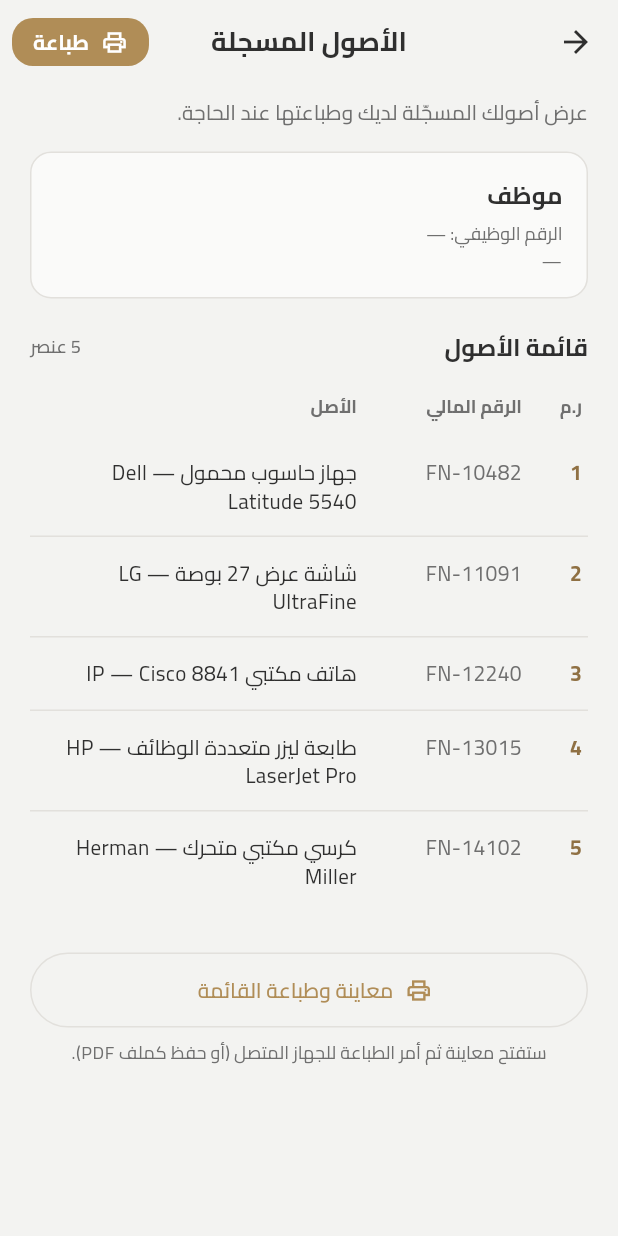
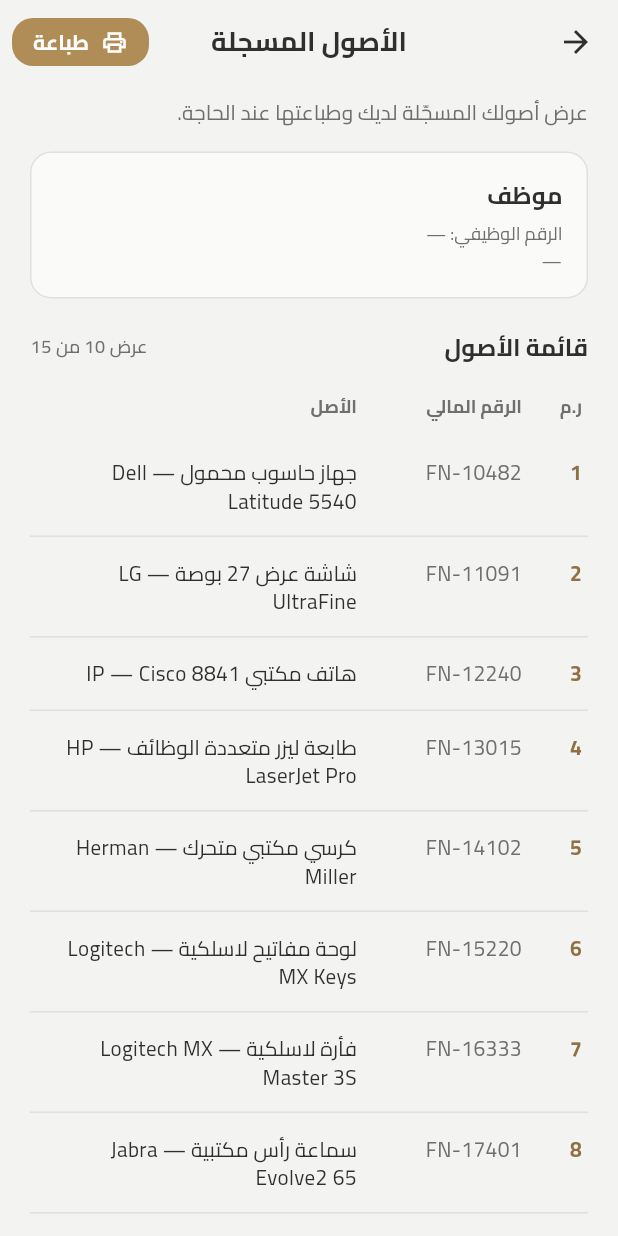
Before and after one commit to halimaElganduzMFZ/daftari_UI, a Flutter app: the EmployeeAssetsScreen screen opened directly, on a phone screen of 412 x 824 dp. Run offline on Flutter 3.47's test engine with Material 3 defaults, Android fonts, the phone set to English and light mode, and no system bars; our stand-ins replace file_picker, font_awesome_flutter, pdf, printing, shared_preferences; missing offline and left inert: dart:html, dart:ui_web; accounts and stored records are empty.

Commit message:
Add assets pagination and clearer enter-as-employee switch option.
Paginate employee assets after 10 items with load-more, expand demo
asset rows for testing, and surface a dedicated employee entry card
on role switch plus a profile shortcut for managers.

Co-authored-by: unifiedcodeteam <unifiedcodeteam@gmail.com>

```diff
--- a/lib/data/static/static_employee_assets.dart
+++ b/lib/data/static/static_employee_assets.dart
@@ -1,6 +1,7 @@
 import '../models/employee_asset.dart';
 
 /// Demo assets for the signed-in employee (mirrors Employee_Assets.php rows).
+/// أكثر من 10 عناصر لاختبار التصفح (عرض المزيد).
 const List<EmployeeAsset> kStaticEmployeeAssets = [
   EmployeeAsset(
     id: 'a1',
@@ -32,4 +33,64 @@ const List<EmployeeAsset> kStaticEmployeeAssets = [
     financialNumber: 'FN-14102',
     name: 'كرسي مكتبي متحرك — Herman Miller',
   ),
+  EmployeeAsset(
+    id: 'a6',
+    serial: 6,
+    financialNumber: 'FN-15220',
+    name: 'لوحة مفاتيح لاسلكية — Logitech MX Keys',
+  ),
+  EmployeeAsset(
+    id: 'a7',
+    serial: 7,
+    financialNumber: 'FN-16333',
+    name: 'فأرة لاسلكية — Logitech MX Master 3S',
+  ),
+  EmployeeAsset(
+    id: 'a8',
+    serial: 8,
+    financialNumber: 'FN-17401',
+    name: 'سماعة رأس مكتبية — Jabra Evolve2 65',
+  ),
+  EmployeeAsset(
+    id: 'a9',
+    serial: 9,
+    financialNumber: 'FN-18550',
+    name: 'قرص تخزين خارجي SSD 1TB — Samsung T7',
+  ),
+  EmployeeAsset(
+    id: 'a10',
+    serial: 10,
+    financialNumber: 'FN-19670',
+    name: 'كاميرا ويب للاجتماعات — Logitech Brio',
+  ),
+  EmployeeAsset(
+    id: 'a11',
+    serial: 11,
+    financialNumber: 'FN-20710',
+    name: 'جهاز لوحي — iPad Air 11',
+  ),
+  EmployeeAsset(
+    id: 'a12',
+    serial: 12,
+    financialNumber: 'FN-21840',
+    name: 'قلم رقمي — Apple Pencil Pro',
+  ),
+  EmployeeAsset(
+    id: 'a13',
+    serial: 13,
+    financialNumber: 'FN-22905',
+    name: 'شاشة محمولة ثانوية 15.6 بوصة',
+  ),
+  EmployeeAsset(
+    id: 'a14',
+    serial: 14,
+    financialNumber: 'FN-23088',
+    name: 'حامل شاشة مكتبي قابل للضبط',
+  ),
+  EmployeeAsset(
+    id: 'a15',
+    serial: 15,
+    financialNumber: 'FN-24155',
+    name: 'خزنة مستندات مكتبية صغيرة',
+  ),
 ];
--- a/lib/features/assets/employee_assets_screen.dart
+++ b/lib/features/assets/employee_assets_screen.dart
@@ -10,8 +10,35 @@ import '../../data/session/app_session.dart';
 import '../../data/static/static_employee_assets.dart';
 
 /// قائمة أصول الموظف + معاينة طباعة (بديل Employee_Assets.php).
-class EmployeeAssetsScreen extends StatelessWidget {
+class EmployeeAssetsScreen extends StatefulWidget {
   const EmployeeAssetsScreen({super.key});
+
+  @override
+  State<EmployeeAssetsScreen> createState() => _EmployeeAssetsScreenState();
+}
+
+class _EmployeeAssetsScreenState extends State<EmployeeAssetsScreen> {
+  static const _pageSize = 10;
+
+  int _visibleCount = _pageSize;
+
+  Future<void> _openPrintPreview({
+    required List<EmployeeAsset> assets,
+    required String name,
+    required String employeeNumber,
+    required String department,
+  }) async {
+    await Navigator.of(context).push(
+      MaterialPageRoute<void>(
+        builder: (_) => _AssetsPrintPreviewPage(
+          employeeName: name,
+          employeeNumber: employeeNumber,
+          department: department,
+          assets: assets,
+        ),
+      ),
+    );
+  }
 
   @override
   Widget build(BuildContext context) {
@@ -22,6 +49,8 @@ class EmployeeAssetsScreen extends StatelessWidget {
     final name = employee?.fullName ?? 'موظف';
     final employeeNumber = employee?.employeeNumber ?? '—';
     final department = employee?.department ?? '—';
+    final visible = assets.take(_visibleCount).toList();
+    final hasMore = _visibleCount < assets.length;
 
     return Scaffold(
       backgroundColor: AppColors.background,
@@ -33,7 +62,6 @@ class EmployeeAssetsScreen extends StatelessWidget {
               padding: const EdgeInsetsDirectional.only(end: 8),
               child: FilledButton.icon(
                 onPressed: () => _openPrintPreview(
-                  context,
                   assets: assets,
                   name: name,
                   employeeNumber: employeeNumber,
@@ -80,7 +108,9 @@ class EmployeeAssetsScreen extends StatelessWidget {
                 ),
                 const Spacer(),
                 Text(
-                  '${assets.length} عنصر',
+                  assets.length > _pageSize
+                      ? 'عرض ${visible.length} من ${assets.length}'
+                      : '${assets.length} عنصر',
                   style: theme.textTheme.labelMedium?.copyWith(
                     color: AppColors.slate,
                   ),
@@ -90,15 +120,32 @@ class EmployeeAssetsScreen extends StatelessWidget {
             const SizedBox(height: 12),
             const _TableHeader(),
             const SizedBox(height: 4),
-            for (var i = 0; i < assets.length; i++) ...[
-              _AssetRow(asset: assets[i]),
-              if (i != assets.length - 1)
+            for (var i = 0; i < visible.length; i++) ...[
+              _AssetRow(asset: visible[i]),
+              if (i != visible.length - 1)
                 const Divider(height: 1, color: AppColors.line),
+            ],
+            if (hasMore) ...[
+              const SizedBox(height: 16),
+              OutlinedButton.icon(
+                onPressed: () => setState(() {
+                  _visibleCount =
+                      (_visibleCount + _pageSize).clamp(0, assets.length);
+                }),
+                icon: const Icon(Icons.expand_more_rounded),
+                label: Text(
+                  'عرض المزيد (${assets.length - visible.length})',
+                ),
+                style: OutlinedButton.styleFrom(
+                  minimumSize: const Size.fromHeight(48),
+                  foregroundColor: AppColors.goldDeep,
+                  side: const BorderSide(color: AppColors.gold),
+                ),
+              ),
             ],
             const SizedBox(height: 28),
             OutlinedButton.icon(
               onPressed: () => _openPrintPreview(
-                context,
                 assets: assets,
                 name: name,
                 employeeNumber: employeeNumber,
@@ -121,25 +168,6 @@ class EmployeeAssetsScreen extends StatelessWidget {
             ),
           ],
         ],
-      ),
-    );
-  }
-
-  Future<void> _openPrintPreview(
-    BuildContext context, {
-    required List<EmployeeAsset> assets,
-    required String name,
-    required String employeeNumber,
-    required String department,
-  }) async {
-    await Navigator.of(context).push(
-      MaterialPageRoute<void>(
-        builder: (_) => _AssetsPrintPreviewPage(
-          employeeName: name,
-          employeeNumber: employeeNumber,
-          department: department,
-          assets: assets,
-        ),
       ),
     );
   }
--- a/lib/features/profile/profile_screen.dart
+++ b/lib/features/profile/profile_screen.dart
@@ -9,6 +9,7 @@ import '../../data/session/app_session.dart';
 import '../auth/login_screen.dart';
 import '../auth/which_app_screen.dart';
 import '../manager/manager_impersonation_screen.dart';
+import '../shell/main_shell.dart';
 import '../shell/manager_shell.dart';
 
 class ProfileScreen extends StatefulWidget {
```
Also changed, not shown: lib/features/auth/which_app_screen.dart (+37 -11 lines).
